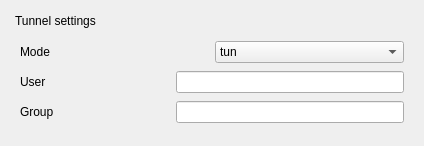
Qt form sources/gui/src/tuntapwidget.ui (arcan1s/netctl-gui) before a commit.
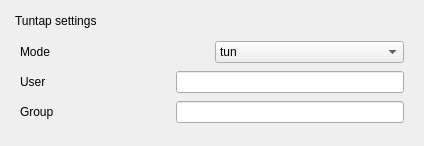
The same form after that commit.

Commit message: now general widget has been completed

Patch:
```diff
--- a/sources/gui/src/tuntapwidget.ui
+++ b/sources/gui/src/tuntapwidget.ui
@@ -20,7 +20,7 @@
       <set>QDockWidget::NoDockWidgetFeatures</set>
      </property>
      <property name="windowTitle">
-      <string>Tunnel settings</string>
+      <string>Tuntap settings</string>
      </property>
      <widget class="QWidget" name="dockWidgetContents_tuntap">
       <layout class="QVBoxLayout" name="verticalLayout_2">
```
The commit also changes 7 other files.
